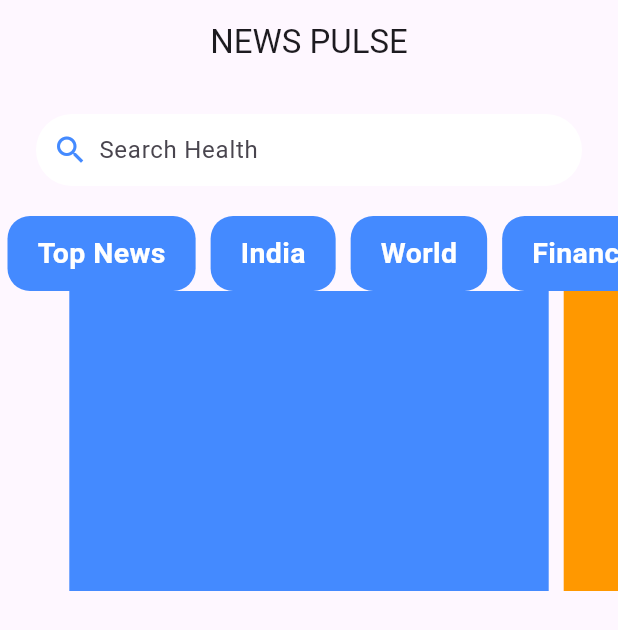
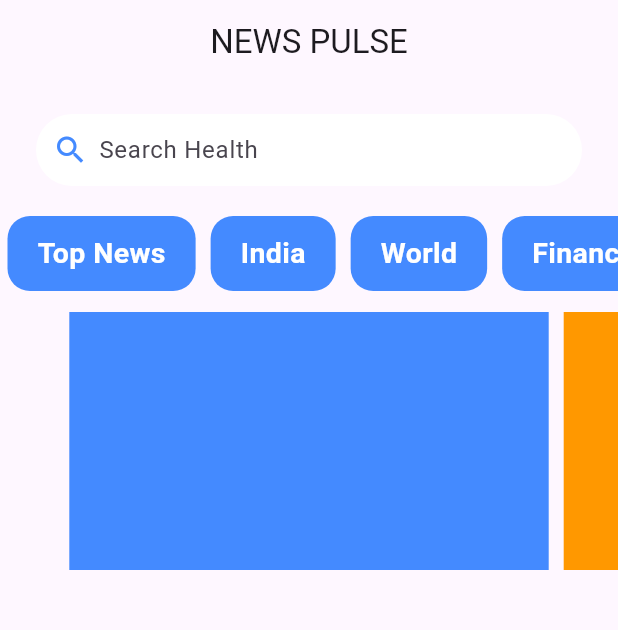
Before and after one commit to kanishkadz/news_app, a Flutter app: the screen it shows after launch, on a phone screen of 412 x 824 dp. Shown: the top 630 px of the screen. Run offline on Flutter 3.47's test engine with Material 3 defaults, Android fonts, the phone set to English and light mode, and no system bars; drawn by our look-alikes of carousel_slider.

Commit message:
Update home.dart

```diff
--- a/lib/home.dart
+++ b/lib/home.dart
@@ -109,7 +109,7 @@ class _HomeState extends State<Home> {
               return Builder(
                 builder: (BuildContext context){
                   return Container(
-                    margin: EdgeInsets.symmetric(horizontal: 5),
+                    margin: EdgeInsets.symmetric(horizontal: 5, vertical: 14),
                     decoration: BoxDecoration(
                       color: item
                     ),
```
